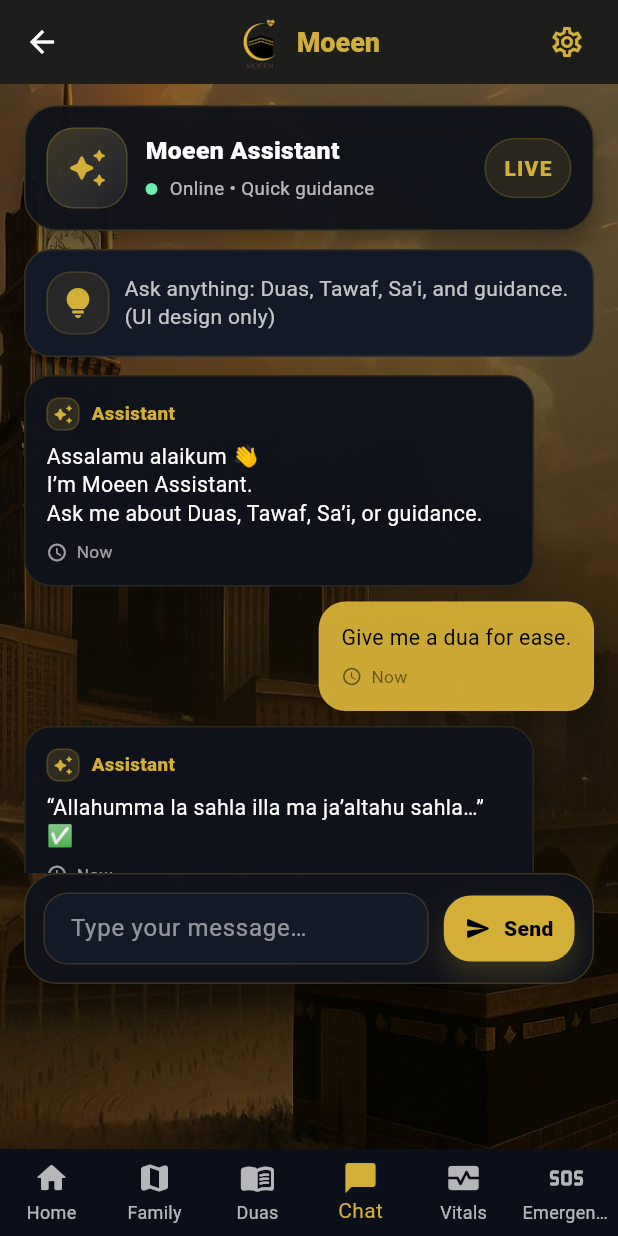
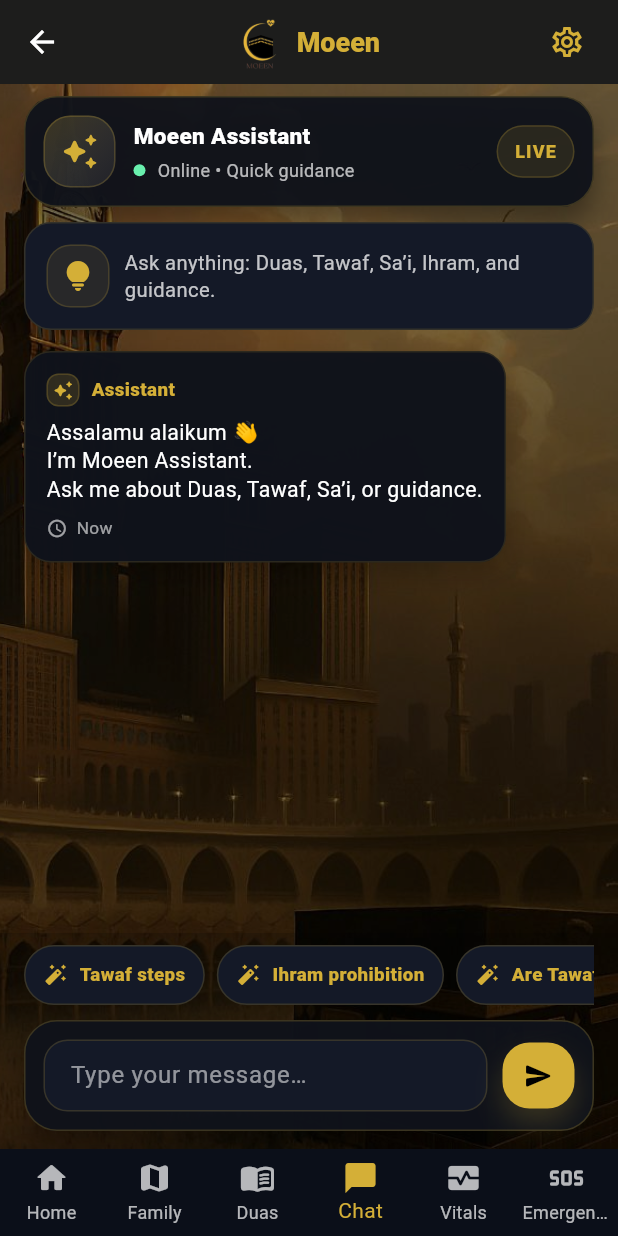
Before and after one commit to rana-ta/2025_GP_21, a Flutter app: the HomePage screen opened by its route, item 4 of the bottom bar chosen, on a phone screen of 412 x 824 dp. Run offline on Flutter 3.47's test engine with Material 3 defaults, Android fonts, the phone set to English and light mode, and no system bars; our stand-ins replace cloud_firestore, firebase_auth, firebase_core, firebase_database, fl_chart, flutter_map and 5 more; missing offline and left inert: another_telephony; accounts and stored records are empty; network calls fail.

Commit message:
Refactor ChatBotPage for improved structure and UI

```diff
--- a/Moeen/lib/ChatBotPage.dart
+++ b/Moeen/lib/ChatBotPage.dart
@@ -18,14 +18,30 @@ with AutomaticKeepAliveClientMixin {
   @override
   bool get wantKeepAlive => true;
 
-// Brand
   static const gold = Color(0xFFD4AF37);
   static const black2 = Color(0xFF141927);
   static const card = Color(0xFF0F121A);
 
+  final TextEditingController _msgCtrl = TextEditingController();
+  final ScrollController _scroll = ScrollController();
+
+  bool _online = true;
+
+  final List<_ChatMsg> _msgs = [
+    _ChatMsg.bot(
+      "Assalamu alaikum 👋\nI’m Moeen Assistant.\nAsk me about Duas, Tawaf, Sa’i, or guidance.",
+      time: "Now",
+    ),
+  ];
+
+  final List<String> _quickPrompts = const [
+    "Tawaf steps",
+    "Ihram prohibition",
+    "Are Tawaf rak'ahs mandatory?",
+    "What to do after Sa'i?",
+  ];
 
   Future<String> _sendToBot(String message) async {
-
     final url = Uri.parse(
       "https://moeen-chatbot-production.up.railway.app/chat",
     );
@@ -33,14 +49,13 @@ Future<String> _sendToBot(String message) async {
     try {
       final res = await http.post(
         url,
-
         headers: {"Content-Type": "application/json"},
         body: jsonEncode({"query": message}),
       );
 
       if (res.statusCode == 200) {
+        final data = jsonDecode(res.body);
 
-      final data = jsonDecode(res.body);
         if (data["answered"] == true) {
           return data["answer"];
         } else {
@@ -54,34 +69,44 @@ Future<String> _sendToBot(String message) async {
     }
   }
 
-final TextEditingController _msgCtrl = TextEditingController();
-final ScrollController _scroll = ScrollController();
+  Future<void> _send() async {
+    final t = _msgCtrl.text.trim();
+    if (t.isEmpty) return;
 
-// UI-only sample chat
-final List<_ChatMsg> _msgs = [
+    setState(() {
+      _msgs.add(_ChatMsg.user(t, time: _clock()));
+      _msgCtrl.clear();
+    });
+
+    _scrollToBottom();
+
+    if (!_online) {
+      setState(() {
+        _msgs.add(
           _ChatMsg.bot(
-"Assalamu alaikum 👋\nI’m Moeen Assistant.\nAsk me about Duas, Tawaf, Sa’i, or guidance.",
-time: "Now",
+            "I'm currently offline. Please enable the LIVE mode to get responses.",
+            time: _clock(),
           ),
-_ChatMsg.user("Give me a dua for ease.", time: "Now"),
-_ChatMsg.bot("“Allahumma la sahla illa ma ja’altahu sahla…” ✅", time: "Now"),
-];
+        );
+      });
+      _scrollToBottom();
+      return;
+    }
 
-final List<String> _quickPrompts = const [
-"Tawaf steps",
-"Ihram prohibition",
-"Are Tawaf rak'ahs mandatory",
-"what to do after Sa'i?",
-];
+    setState(() {
+      _msgs.add(_ChatMsg.bot("Typing...", time: _clock()));
+    });
 
-bool _online = true;
+    _scrollToBottom();
 
+    final reply = await _sendToBot(t);
 
-@override
-void dispose() {
-_msgCtrl.dispose();
-_scroll.dispose();
-super.dispose();
+    setState(() {
+      _msgs.removeWhere((m) => m.text == "Typing...");
+      _msgs.add(_ChatMsg.bot(reply, time: _clock()));
+    });
+
+    _scrollToBottom();
   }
 
   void _scrollToBottom() {
@@ -96,41 +121,6 @@ void _scrollToBottom() {
     });
   }
 
-Future<void> _send() async {
-    final t = _msgCtrl.text.trim();
-    if (t.isEmpty) return;
-
-    setState(() {
-      _msgs.add(_ChatMsg.user(t, time: _clock()));
-      _msgCtrl.clear();
-    });
-    _scrollToBottom();
-
-    if (!_online) {
-      setState(() {
-        _msgs.add(_ChatMsg.bot(
-          "I'm currently offline. Please enable the LIVE mode to get responses.",
-          time: _clock(),
-        ));
-      });
-      _scrollToBottom();
-      return;
-    }
-
-    setState(() {
-      _msgs.add(_ChatMsg.bot("Typing...", time: _clock()));
-    });
-    _scrollToBottom();
-
-    final reply = await _sendToBot(t);
-
-    setState(() {
-      _msgs.removeWhere((m) => m.text == "Typing...");
-      _msgs.add(_ChatMsg.bot(reply, time: _clock()));
-    });
-    _scrollToBottom();
-  }
-
   String _clock() {
     final now = TimeOfDay.now();
     final h = now.hourOfPeriod == 0 ? 12 : now.hourOfPeriod;
@@ -140,48 +130,74 @@ return "$h:$m $ap";
   }
 
   @override
+  void dispose() {
+    _msgCtrl.dispose();
+    _scroll.dispose();
+    super.dispose();
+  }
+
+  @override
   Widget build(BuildContext context) {
     super.build(context);
 
-return Container(
-color: Colors.transparent, // HomePage already has bg
+    return GestureDetector(
+      behavior: HitTestBehavior.translucent,
+      onTap: () {
+        FocusScope.of(context).unfocus();
+      },
+      child: SafeArea(
+        bottom: false,
+        child: Container(
+          color: Colors.transparent,
           child: Column(
             children: [
-const SizedBox(height: 14),
               Padding(
-padding: const EdgeInsets.symmetric(horizontal: 16),
+                padding: const EdgeInsets.fromLTRB(16, 8, 16, 10),
                 child: _header(),
               ),
-const SizedBox(height: 12),
-
               Expanded(
                 child: ListView(
                   controller: _scroll,
-padding: const EdgeInsets.fromLTRB(16, 0, 16, 10),
+                  keyboardDismissBehavior:
+                  ScrollViewKeyboardDismissBehavior.onDrag,
+                  padding: const EdgeInsets.fromLTRB(16, 0, 16, 12),
                   children: [
                     _infoBanner(),
-const SizedBox(height: 12),
+                    const SizedBox(height: 14),
                     ..._msgs.map(_bubble).toList(),
-const SizedBox(height: 10),
-_quickRow(),
+                    const SizedBox(height: 16),
                   ],
                 ),
               ),
-
-Padding(
-padding: const EdgeInsets.fromLTRB(16, 0, 16, 110),
-child: _composer(),
+              Container(
+                padding: EdgeInsets.fromLTRB(
+                  16,
+                  8,
+                  16,
+                  MediaQuery.of(context).viewInsets.bottom + 12,
+                ),
+                decoration: BoxDecoration(
+                  color: Colors.black.withOpacity(0.15),
+                ),
+                child: Column(
+                  mainAxisSize: MainAxisSize.min,
+                  children: [
+                    _quickRow(),
+                    const SizedBox(height: 10),
+                    _composer(),
+                  ],
+                ),
               ),
             ],
+          ),
+        ),
       ),
     );
   }
 
-// ===================== UI blocks =====================
-
   Widget _header() {
     return Container(
-padding: const EdgeInsets.all(14),
+      padding: const EdgeInsets.all(12),
       decoration: BoxDecoration(
         color: card.withOpacity(0.95),
         borderRadius: BorderRadius.circular(22),
@@ -197,8 +213,8 @@ offset: const Offset(0, 10),
       child: Row(
         children: [
           Container(
-width: 54,
-height: 54,
+            width: 48,
+            height: 48,
             decoration: BoxDecoration(
               borderRadius: BorderRadius.circular(18),
               gradient: LinearGradient(
@@ -211,7 +227,11 @@ Colors.white.withOpacity(0.06),
               ),
               border: Border.all(color: gold.withOpacity(0.22)),
             ),
-child: const Icon(Icons.auto_awesome_rounded, color: gold, size: 28),
+            child: const Icon(
+              Icons.auto_awesome_rounded,
+              color: gold,
+              size: 26,
+            ),
           ),
           const SizedBox(width: 12),
           Expanded(
@@ -223,7 +243,7 @@ const Text(
                   style: TextStyle(
                     color: Colors.white,
                     fontWeight: FontWeight.w900,
-fontSize: 16.5,
+                    fontSize: 15,
                   ),
                 ),
                 const SizedBox(height: 4),
@@ -238,24 +258,28 @@ shape: BoxShape.circle,
                       ),
                     ),
                     const SizedBox(width: 8),
-Text(
-_online ? "Online • Quick guidance" : "Offline • UI only",
+                    Expanded(
+                      child: Text(
+                        _online
+                            ? "Online • Quick guidance"
+                            : "Offline • UI only",
                         style: TextStyle(
                           color: Colors.white.withOpacity(0.7),
-fontSize: 12.5,
+                          fontSize: 12,
                         ),
                         overflow: TextOverflow.ellipsis,
+                      ),
                     ),
                   ],
                 ),
               ],
             ),
           ),
-const SizedBox(width: 10),
+          const SizedBox(width: 8),
           GestureDetector(
             onTap: () => setState(() => _online = !_online),
             child: Container(
-padding: const EdgeInsets.symmetric(horizontal: 12, vertical: 9),
+              padding: const EdgeInsets.symmetric(horizontal: 11, vertical: 8),
               decoration: BoxDecoration(
                 color: gold.withOpacity(0.12),
                 borderRadius: BorderRadius.circular(999),
@@ -266,6 +290,7 @@ _online ? "LIVE" : "OFF",
                 style: const TextStyle(
                   color: gold,
                   fontWeight: FontWeight.w900,
+                  fontSize: 12,
                   letterSpacing: 0.8,
                 ),
               ),
@@ -299,8 +324,12 @@ child: const Icon(Icons.lightbulb_rounded, color: gold),
           const SizedBox(width: 10),
           Expanded(
             child: Text(
-"Ask anything: Duas, Tawaf, Sa’i, and guidance.\n(UI design only)",
-style: TextStyle(color: Colors.white.withOpacity(0.75), height: 1.35),
+              "Ask anything: Duas, Tawaf, Sa’i, Ihram, and guidance.",
+              style: TextStyle(
+                color: Colors.white.withOpacity(0.75),
+                height: 1.35,
+                fontSize: 13.5,
+              ),
             ),
           ),
         ],
@@ -314,13 +343,17 @@ final isUser = m.role == _Role.user;
     return Align(
       alignment: isUser ? Alignment.centerRight : Alignment.centerLeft,
       child: Container(
-constraints: const BoxConstraints(maxWidth: 340),
+        constraints: BoxConstraints(
+          maxWidth: MediaQuery.of(context).size.width * 0.78,
+        ),
         margin: const EdgeInsets.only(bottom: 10),
         padding: const EdgeInsets.all(14),
         decoration: BoxDecoration(
           color: isUser ? gold.withOpacity(0.95) : card.withOpacity(0.98),
           borderRadius: BorderRadius.circular(18),
-border: Border.all(color: gold.withOpacity(isUser ? 0.25 : 0.14)),
+          border: Border.all(
+            color: gold.withOpacity(isUser ? 0.25 : 0.14),
+          ),
           boxShadow: [
             BoxShadow(
               color: Colors.black.withOpacity(0.20),
@@ -343,12 +376,20 @@ color: gold.withOpacity(0.16),
                       borderRadius: BorderRadius.circular(8),
                       border: Border.all(color: gold.withOpacity(0.20)),
                     ),
-child: const Icon(Icons.auto_awesome_rounded, size: 14, color: gold),
+                    child: const Icon(
+                      Icons.auto_awesome_rounded,
+                      size: 14,
+                      color: gold,
+                    ),
                   ),
                   const SizedBox(width: 8),
                   const Text(
                     "Assistant",
-style: TextStyle(color: gold, fontWeight: FontWeight.w900, fontSize: 12.5),
+                    style: TextStyle(
+                      color: gold,
+                      fontWeight: FontWeight.w900,
+                      fontSize: 12.5,
+                    ),
                   ),
                 ],
               ),
@@ -365,11 +406,18 @@ const SizedBox(height: 8),
             Row(
               mainAxisSize: MainAxisSize.min,
               children: [
-Icon(Icons.schedule_rounded, size: 14, color: isUser ? Colors.black54 : Colors.white60),
+                Icon(
+                  Icons.schedule_rounded,
+                  size: 14,
+                  color: isUser ? Colors.black54 : Colors.white60,
+                ),
                 const SizedBox(width: 6),
                 Text(
                   m.time,
-style: TextStyle(color: isUser ? Colors.black54 : Colors.white60, fontSize: 11.5),
+                  style: TextStyle(
+                    color: isUser ? Colors.black54 : Colors.white60,
+                    fontSize: 11.5,
+                  ),
                 ),
               ],
             ),
@@ -389,11 +437,12 @@ padding: const EdgeInsetsDirectional.only(end: 8),
             child: InkWell(
               borderRadius: BorderRadius.circular(999),
               onTap: () {
-  setState(() => _msgCtrl.text = s);
+                _msgCtrl.text = s;
                 _send();
               },
               child: Container(
-padding: const EdgeInsets.symmetric(horizontal: 12, vertical: 10),
+                padding:
+                const EdgeInsets.symmetric(horizontal: 12, vertical: 10),
                 decoration: BoxDecoration(
                   color: black2,
                   borderRadius: BorderRadius.circular(999),
@@ -402,7 +451,11 @@ border: Border.all(color: gold.withOpacity(0.18)),
                 child: Row(
                   mainAxisSize: MainAxisSize.min,
                   children: [
-const Icon(Icons.auto_fix_high_rounded, size: 16, color: gold),
+                    const Icon(
+                      Icons.auto_fix_high_rounded,
+                      size: 16,
+                      color: gold,
+                    ),
                     const SizedBox(width: 8),
                     Text(
                       s,
@@ -450,7 +503,10 @@ hintText: "Type your message…",
                 hintStyle: const TextStyle(color: Colors.white54),
                 filled: true,
                 fillColor: black2,
-contentPadding: const EdgeInsets.symmetric(horizontal: 14, vertical: 12),
+                contentPadding: const EdgeInsets.symmetric(
+                  horizontal: 14,
+                  vertical: 12,
+                ),
                 enabledBorder: OutlineInputBorder(
                   borderRadius: BorderRadius.circular(16),
                   borderSide: BorderSide(color: gold.withOpacity(0.18)),
@@ -467,7 +523,8 @@ const SizedBox(width: 10),
           GestureDetector(
             onTap: _send,
             child: Container(
-padding: const EdgeInsets.symmetric(horizontal: 14, vertical: 12),
+              padding:
+              const EdgeInsets.symmetric(horizontal: 14, vertical: 12),
               decoration: BoxDecoration(
                 color: gold,
                 borderRadius: BorderRadius.circular(18),
@@ -479,16 +536,10 @@ offset: const Offset(0, 10),
                   ),
                 ],
               ),
-child: const Row(
-mainAxisSize: MainAxisSize.min,
-children: [
-Icon(Icons.send_rounded, color: Colors.black, size: 18),
-SizedBox(width: 8),
-Text(
-"Send",
-style: TextStyle(color: Colors.black, fontWeight: FontWeight.w900),
-),
-],
+              child: const Icon(
+                Icons.send_rounded,
+                color: Colors.black,
+                size: 20,
               ),
             ),
           ),
@@ -498,7 +549,6 @@ style: TextStyle(color: Colors.black, fontWeight: FontWeight.w900),
   }
 }
 
-// UI model
 enum _Role { user, bot }
 
 class _ChatMsg {
```
Lines whose indentation alone changed are shown as unchanged.
